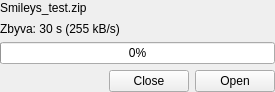
xmpp-graveyard/jabbim, file widgets/events/ftwidget.ui: the form before one commit.
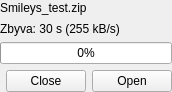
The form after the commit.

What changed in the file:
```diff
--- a/widgets/events/ftwidget.ui
+++ b/widgets/events/ftwidget.ui
@@ -5,7 +5,7 @@
    <rect>
     <x>0</x>
     <y>0</y>
-    <width>275</width>
+    <width>162</width>
     <height>92</height>
    </rect>
   </property>
@@ -28,6 +28,9 @@
      <property name="text" >
       <string>Zbyva: 30 s (255 kB/s)</string>
      </property>
+     <property name="wordWrap" >
+      <bool>true</bool>
+     </property>
     </widget>
    </item>
    <item row="2" column="0" colspan="3" >
```
